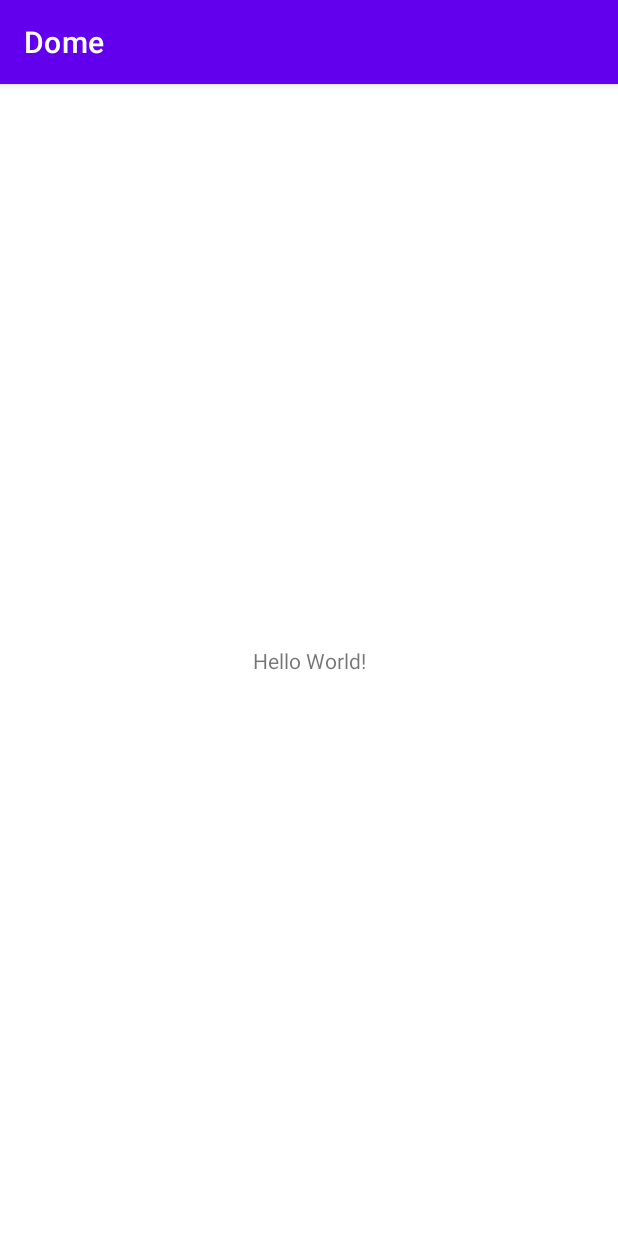
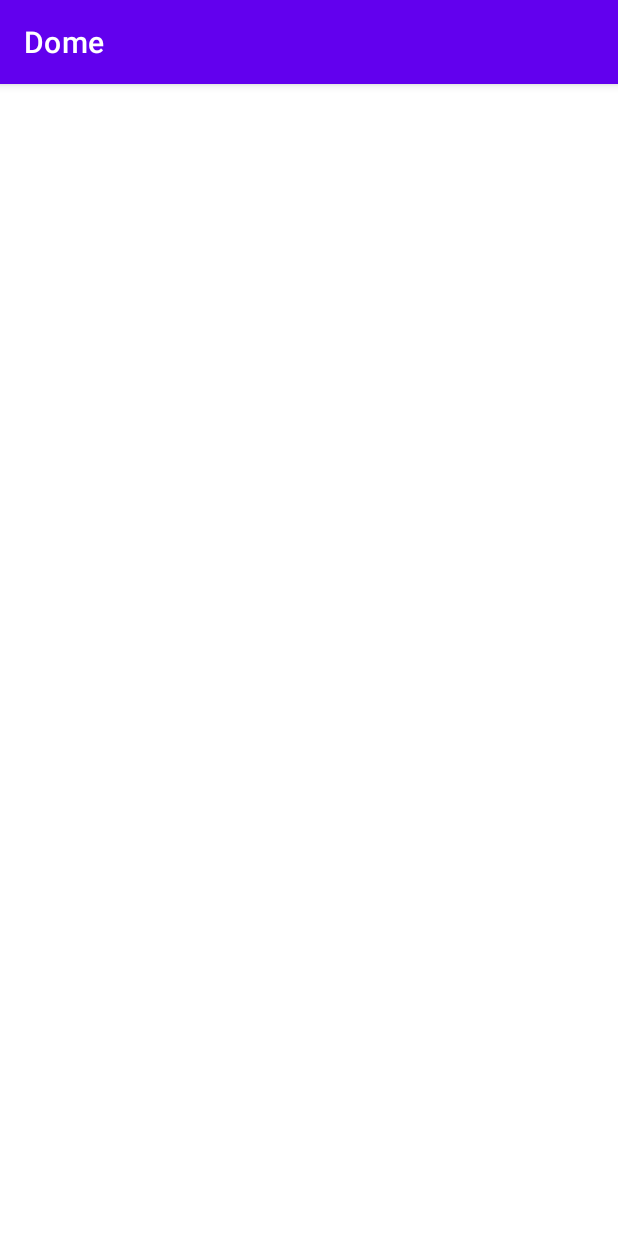
Before and after one commit to dome-challenger/AOS, an Android app: the screen it shows after launch (MainActivity before the commit, LoginActivity after it), on a phone screen of 412 x 824 dp. Run offline under Robolectric (Android 15) with nearby library versions, the phone set to English and light mode, and no system bars.

Commit message:
[Commit] Create LoginAcitivty

```diff
--- a/app/build.gradle
+++ b/app/build.gradle
@@ -1,6 +1,7 @@
 plugins {
     id 'com.android.application'
     id 'org.jetbrains.kotlin.android'
+    id 'kotlin-android-extensions'
 }
 
 android {
@@ -40,4 +41,9 @@ dependencies {
     testImplementation 'junit:junit:4.13.2'
     androidTestImplementation 'androidx.test.ext:junit:1.1.3'
     androidTestImplementation 'androidx.test.espresso:espresso-core:3.4.0'
+
+    //retrofit2
+    implementation 'com.squareup.retrofit2:retrofit2:retrofit:2.9.0'
+    implementation 'com.squareup.retrofit2:retrofit2:converter-gson:2.9.0'
+
 }
--- a/app/src/main/AndroidManifest.xml
+++ b/app/src/main/AndroidManifest.xml
@@ -10,7 +10,7 @@
         android:supportsRtl="true"
         android:theme="@style/Theme.Dome">
         <activity
-            android:name=".MainActivity"
+            android:name=".LoginActivity"
             android:exported="true">
             <intent-filter>
                 <action android:name="android.intent.action.MAIN" />
--- a/app/src/main/java/com/example/dome/MainActivity.kt
+++ b/app/src/main/java/com/example/dome/LoginActivity.kt
@@ -3,9 +3,9 @@ package com.example.dome
 import androidx.appcompat.app.AppCompatActivity
 import android.os.Bundle
 
-class MainActivity : AppCompatActivity() {
+class LoginActivity : AppCompatActivity() {
     override fun onCreate(savedInstanceState: Bundle?) {
         super.onCreate(savedInstanceState)
-        setContentView(R.layout.activity_main)
+        setContentView(R.layout.activity_login)
     }
 }
--- /dev/null
+++ b/app/src/main/res/layout/activity_login.xml
@@ -0,0 +1,7 @@
+<?xml version="1.0" encoding="utf-8"?>
+<androidx.constraintlayout.widget.ConstraintLayout xmlns:android="http://schemas.android.com/apk/res/android"
+    xmlns:app="http://schemas.android.com/apk/res-auto"
+    xmlns:tools="http://schemas.android.com/tools"
+    android:layout_width="match_parent"
+    android:layout_height="match_parent"
+    tools:context=".LoginActivity"/>
--- a/app/src/main/res/layout/activity_main.xml
+++ /dev/null
@@ -1,18 +0,0 @@
-<?xml version="1.0" encoding="utf-8"?>
-<androidx.constraintlayout.widget.ConstraintLayout xmlns:android="http://schemas.android.com/apk/res/android"
-    xmlns:app="http://schemas.android.com/apk/res-auto"
-    xmlns:tools="http://schemas.android.com/tools"
-    android:layout_width="match_parent"
-    android:layout_height="match_parent"
-    tools:context=".MainActivity">
-
-    <TextView
-        android:layout_width="wrap_content"
-        android:layout_height="wrap_content"
-        android:text="Hello World!"
-        app:layout_constraintBottom_toBottomOf="parent"
-        app:layout_constraintLeft_toLeftOf="parent"
-        app:layout_constraintRight_toRightOf="parent"
-        app:layout_constraintTop_toTopOf="parent" />
-
-</androidx.constraintlayout.widget.ConstraintLayout>
```
